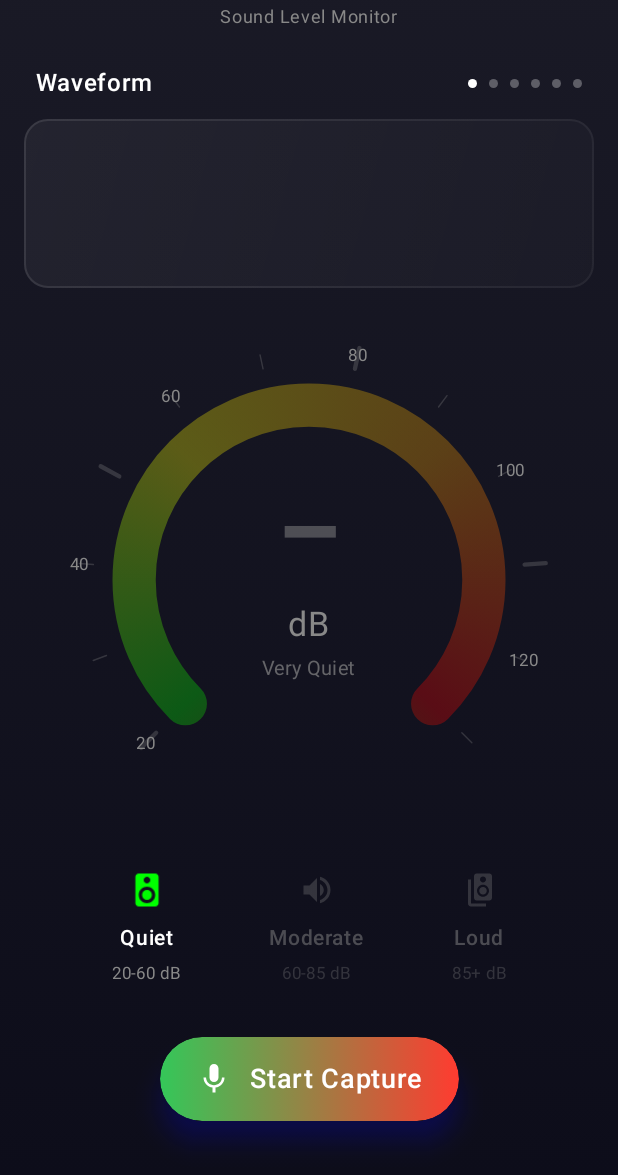
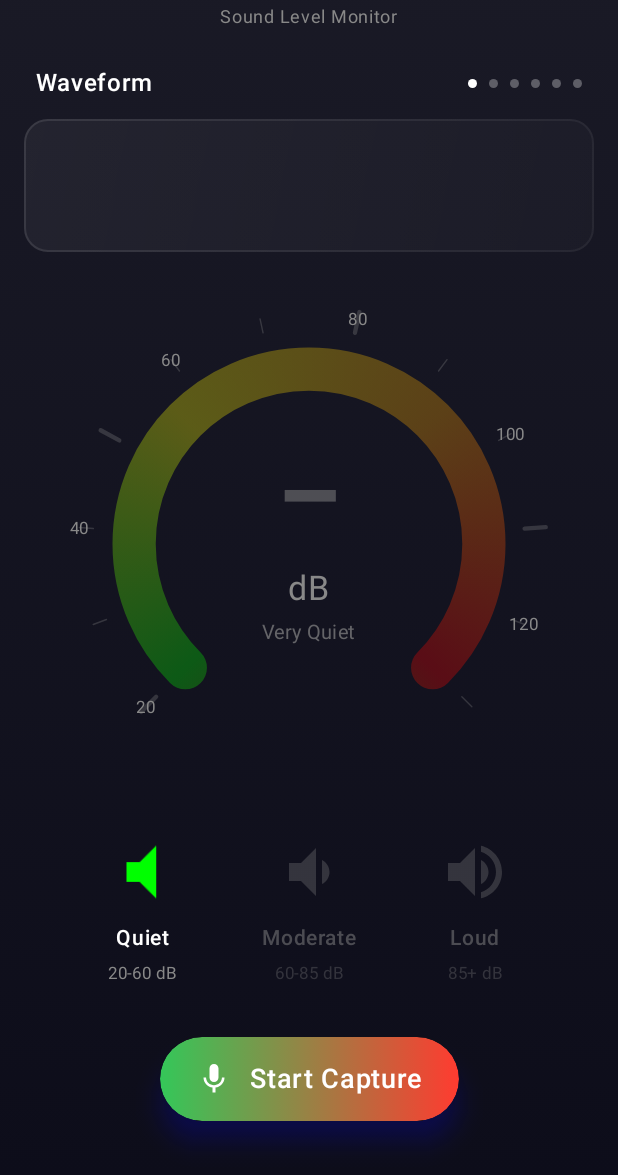
Before and after one commit to AndreFrelicot/DecibelPeak-android, an Android app built with Jetpack Compose: the screen it shows after launch (MainActivity), on a phone screen of 412 x 824 dp, the part 61-1236 px from its top. Run offline under Robolectric (Android 15) with nearby library versions, the phone set to English and light mode, and no system bars.

Commit message:
Update sound level indicator icons to match iOS speaker symbols
Icon Changes (MainActivity.kt):
- Quiet: VolumeMute (speaker without waves) for 20-60 dB
- Moderate: VolumeDown (speaker with 1 wave) for 60-85 dB
- Loud: VolumeUp (speaker with 3 waves) for 85+ dB
- Use AutoMirrored variants for proper RTL support

Visual Improvements (SoundLevelIndicator.kt):
- Increase icon size from 24dp to 48dp (doubled)
- Better visual hierarchy matching iOS indicator sizing

```diff
--- a/app/src/main/java/com/example/decibelpeak/MainActivity.kt
+++ b/app/src/main/java/com/example/decibelpeak/MainActivity.kt
@@ -19,9 +19,9 @@ import androidx.compose.foundation.layout.height
 import androidx.compose.foundation.layout.padding
 import androidx.compose.foundation.layout.width
 import androidx.compose.material.icons.Icons
-import androidx.compose.material.icons.filled.Speaker
-import androidx.compose.material.icons.filled.SpeakerGroup
-import androidx.compose.material.icons.filled.VolumeUp
+import androidx.compose.material.icons.automirrored.filled.VolumeDown
+import androidx.compose.material.icons.automirrored.filled.VolumeMute
+import androidx.compose.material.icons.automirrored.filled.VolumeUp
 import androidx.compose.material3.Scaffold
 import androidx.compose.material3.Text
 import androidx.compose.runtime.Composable
@@ -335,27 +335,27 @@ private fun PortraitLayout(
 
         Spacer(modifier = Modifier.height(20.dp))
 
-        // Sound Level Indicators
+        // Sound Level Indicators (icons matching iOS: speaker, speaker.wave.2, speaker.wave.3)
         Row(
             modifier = Modifier.fillMaxWidth(),
             horizontalArrangement = Arrangement.SpaceEvenly
         ) {
             SoundLevelIndicator(
-                icon = Icons.Default.Speaker,
+                icon = Icons.AutoMirrored.Filled.VolumeMute,  // Speaker without waves
                 label = "Quiet",
                 range = "20-60 dB",
                 color = SpeakerQuiet,
                 isActive = decibelLevel < 60
             )
             SoundLevelIndicator(
-                icon = Icons.Default.VolumeUp,
+                icon = Icons.AutoMirrored.Filled.VolumeDown,  // Speaker with 1 wave
                 label = "Moderate",
                 range = "60-85 dB",
                 color = SpeakerModerate,
                 isActive = decibelLevel >= 60 && decibelLevel < 85
             )
             SoundLevelIndicator(
-                icon = Icons.Default.SpeakerGroup,
+                icon = Icons.AutoMirrored.Filled.VolumeUp,    // Speaker with 3 waves
                 label = "Loud",
                 range = "85+ dB",
                 color = SpeakerLoud,
--- a/app/src/main/java/com/example/decibelpeak/ui/components/SoundLevelIndicator.kt
+++ b/app/src/main/java/com/example/decibelpeak/ui/components/SoundLevelIndicator.kt
@@ -4,6 +4,7 @@ import androidx.compose.animation.core.animateFloatAsState
 import androidx.compose.foundation.layout.Column
 import androidx.compose.foundation.layout.Spacer
 import androidx.compose.foundation.layout.height
+import androidx.compose.foundation.layout.size
 import androidx.compose.material3.Icon
 import androidx.compose.material3.Text
 import androidx.compose.runtime.Composable
@@ -36,7 +37,9 @@ fun SoundLevelIndicator(
             imageVector = icon,
             contentDescription = null,
             tint = if (isActive) color else Color.Gray.copy(alpha = 0.3f),
-            modifier = Modifier.scale(scale)
+            modifier = Modifier
+                .size(48.dp)  // Doubled from default 24.dp
+                .scale(scale)
         )
         Spacer(modifier = Modifier.height(8.dp))
         Text(
```
